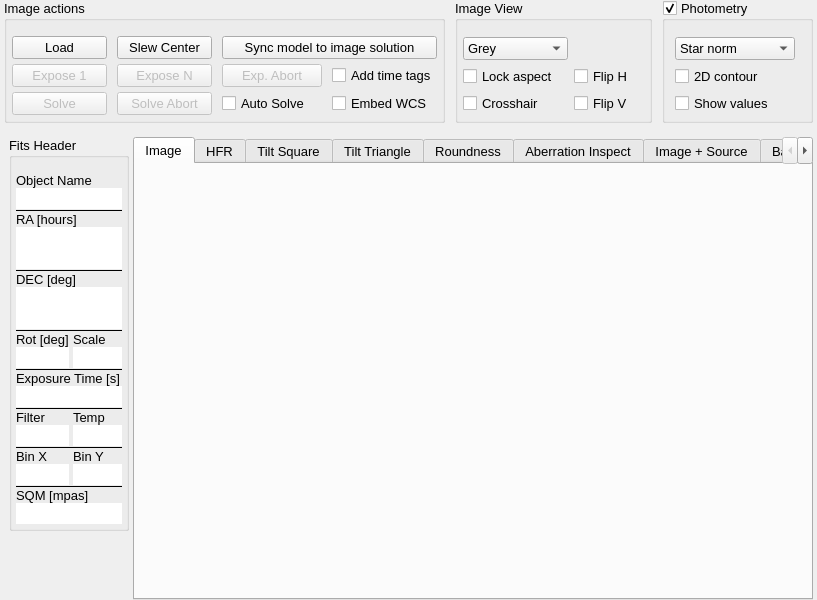
First picture: the form in src_add/widgets/image.ui, repository mworion/MountWizzard4, before the edit.
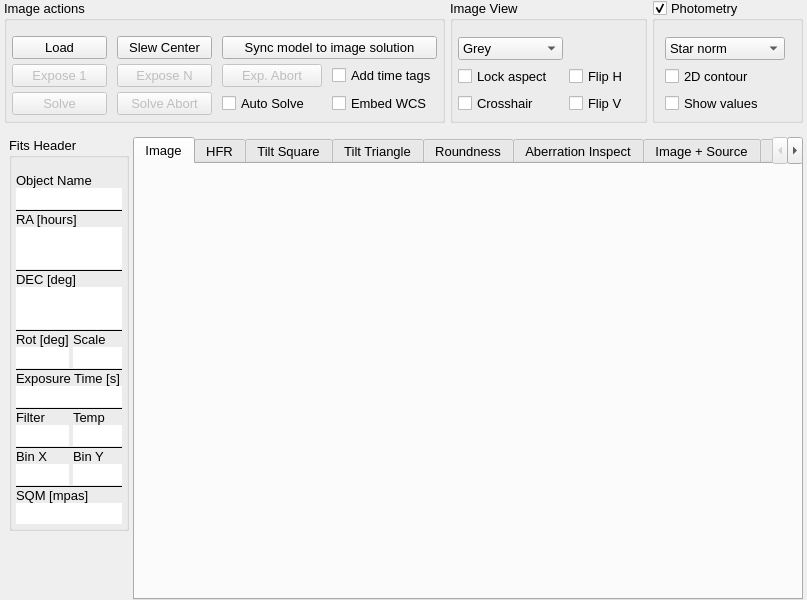
Second picture: the form after the edit. Custom widgets are drawn as their Qt base class.

Diff of the .ui file:
```diff
--- a/src_add/widgets/image.ui
+++ b/src_add/widgets/image.ui
@@ -56,7 +56,7 @@
    <item>
     <layout class="QHBoxLayout" name="horizontalLayout_5" stretch="0,0,0,1">
      <property name="spacing">
-      <number>10</number>
+      <number>5</number>
      </property>
      <property name="leftMargin">
       <number>0</number>
```
